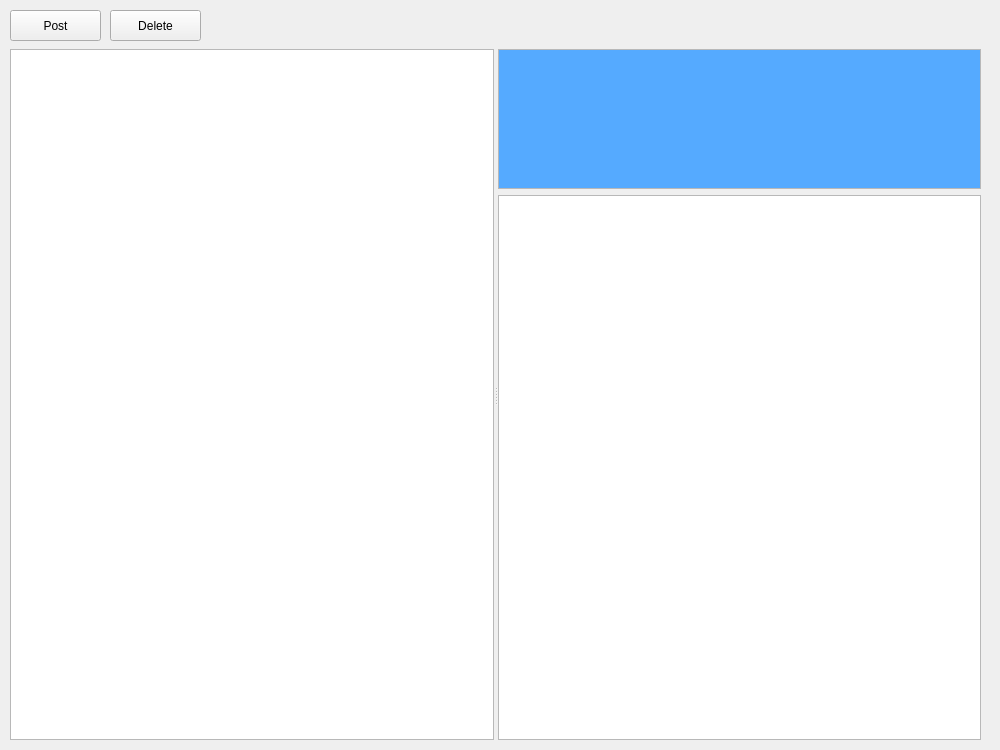
Old version of the form 112-1/WEB PROGRAMMING/Lab/Lab 4 – RPC Exercise/d1166506/UI/Forum.ui in the repository jack41402/FCU.
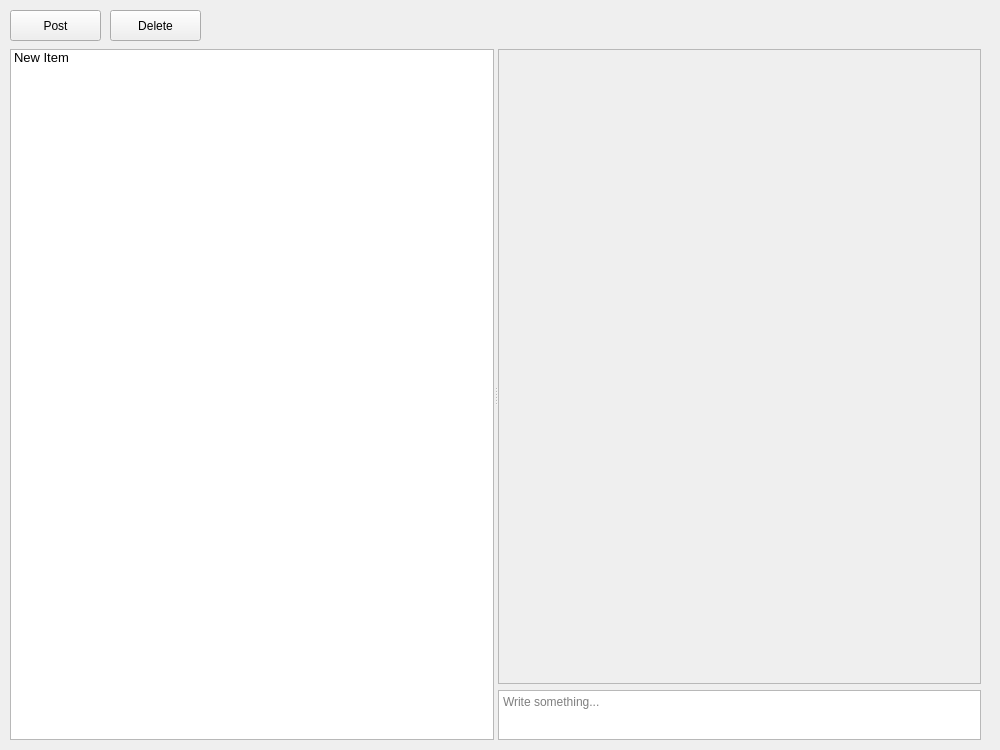
New version of the form.

What changed in the file:
```diff
--- a/112-1/WEB PROGRAMMING/Lab/Lab 4 – RPC Exercise/d1166506/UI/Forum.ui
+++ b/112-1/WEB PROGRAMMING/Lab/Lab 4 – RPC Exercise/d1166506/UI/Forum.ui
@@ -11,7 +11,7 @@
    </rect>
   </property>
   <property name="sizePolicy">
-   <sizepolicy hsizetype="Ignored" vsizetype="Preferred">
+   <sizepolicy hsizetype="Expanding" vsizetype="Expanding">
     <horstretch>0</horstretch>
     <verstretch>0</verstretch>
    </sizepolicy>
@@ -79,109 +79,106 @@
       <verstretch>0</verstretch>
      </sizepolicy>
     </property>
+    <item>
+     <property name="text">
+      <string>New Item</string>
+     </property>
+     <property name="font">
+      <font>
+       <family>Arial</family>
+       <pointsize>10</pointsize>
+       <weight>50</weight>
+       <bold>false</bold>
+      </font>
+     </property>
+    </item>
    </widget>
-   <widget class="QWidget" name="">
-    <layout class="QVBoxLayout" name="verticalLayout" stretch="0,1">
+   <widget class="QWidget" name="layoutWidget">
+    <layout class="QVBoxLayout" name="verticalLayout" stretch="0,0">
      <item>
-      <widget class="QTextBrowser" name="Header_textBrowser">
-       <property name="sizePolicy">
-        <sizepolicy hsizetype="Expanding" vsizetype="Expanding">
-         <horstretch>0</horstretch>
-         <verstretch>0</verstretch>
-        </sizepolicy>
+      <widget class="QScrollArea" name="scrollArea">
+       <property name="horizontalScrollBarPolicy">
+        <enum>Qt::ScrollBarAlwaysOff</enum>
        </property>
-       <property name="minimumSize">
-        <size>
-         <width>0</width>
-         <height>140</height>
-        </size>
+       <property name="widgetResizable">
+        <bool>true</bool>
        </property>
-       <property name="maximumSize">
-        <size>
-         <width>16777215</width>
-         <height>140</height>
-        </size>
-       </property>
-       <property name="palette">
-        <palette>
-         <active>
-          <colorrole role="WindowText">
-           <brush brushstyle="SolidPattern">
-            <color alpha="255">
-             <red>255</red>
-             <green>255</green>
-             <blue>255</blue>
-            </color>
-           </brush>
-          </colorrole>
-          <colorrole role="Base">
-           <brush brushstyle="SolidPattern">
-            <color alpha="255">
-             <red>85</red>
-             <green>170</green>
-             <blue>255</blue>
-            </color>
-           </brush>
-          </colorrole>
-         </active>
-         <inactive>
-          <colorrole role="WindowText">
-           <brush brushstyle="SolidPattern">
-            <color alpha="255">
-             <red>255</red>
-             <green>255</green>
-             <blue>255</blue>
-            </color>
-           </brush>
-          </colorrole>
-          <colorrole role="Base">
-           <brush brushstyle="SolidPattern">
-            <color alpha="255">
-             <red>85</red>
-             <green>170</green>
-             <blue>255</blue>
-            </color>
-           </brush>
-          </colorrole>
-         </inactive>
-         <disabled>
-          <colorrole role="WindowText">
-           <brush brushstyle="SolidPattern">
-            <color alpha="255">
-             <red>120</red>
-             <green>120</green>
-             <blue>120</blue>
-            </color>
-           </brush>
-          </colorrole>
-          <colorrole role="Base">
-           <brush brushstyle="SolidPattern">
-            <color alpha="255">
-             <red>240</red>
-             <green>240</green>
-             <blue>240</blue>
-            </color>
-           </brush>
-          </colorrole>
-         </disabled>
-        </palette>
-       </property>
+       <widget class="QWidget" name="scrollAreaWidgetContents_2">
+        <property name="geometry">
+         <rect>
+          <x>0</x>
+          <y>0</y>
+          <width>480</width>
+          <height>630</height>
+         </rect>
+        </property>
+        <widget class="QLabel" name="Header_label">
+         <property name="geometry">
+          <rect>
+           <x>0</x>
+           <y>0</y>
+           <width>481</width>
+           <height>41</height>
+          </rect>
+         </property>
+         <property name="font">
+          <font>
+           <family>Arial</family>
+           <pointsize>12</pointsize>
+          </font>
+         </property>
+         <property name="text">
+          <string/>
+         </property>
+         <property name="alignment">
+          <set>Qt::AlignLeading|Qt::AlignLeft|Qt::AlignTop</set>
+         </property>
+         <property name="wordWrap">
+          <bool>true</bool>
+         </property>
+        </widget>
+        <widget class="QLabel" name="Content_label">
+         <property name="geometry">
+          <rect>
+           <x>0</x>
+           <y>40</y>
+           <width>481</width>
+           <height>41</height>
+          </rect>
+         </property>
+         <property name="font">
+          <font>
+           <family>Arial</family>
+           <pointsize>12</pointsize>
+          </font>
+         </property>
+         <property name="autoFillBackground">
+          <bool>false</bool>
+         </property>
+         <property name="text">
+          <string/>
+         </property>
+         <property name="alignment">
+          <set>Qt::AlignLeading|Qt::AlignLeft|Qt::AlignTop</set>
+         </property>
+         <property name="wordWrap">
+          <bool>true</bool>
+         </property>
+        </widget>
+       </widget>
       </widget>
      </item>
      <item>
-      <widget class="QTextBrowser" name="Content_textBrowser">
-       <property name="minimumSize">
-        <size>
-         <width>0</width>
-         <height>0</height>
-        </size>
-       </property>
+      <widget class="QTextEdit" name="textEdit">
        <property name="maximumSize">
         <size>
          <width>16777215</width>
-         <height>16777215</height>
+         <height>50</height>
         </size>
        </property>
+       <property name="placeholderText">
+        <string>Write something...</string>
+       </property>
       </widget>
      </item>
     </layout>
```
Left out of the diff: 3 changed lines with no effect on the pictures.
